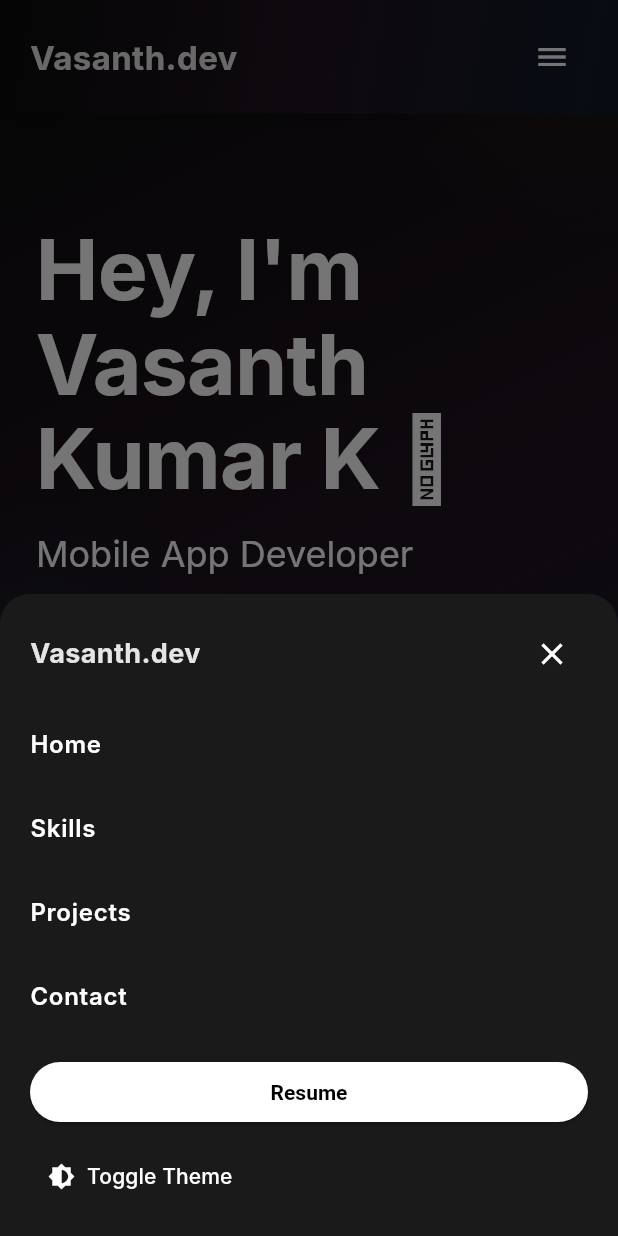
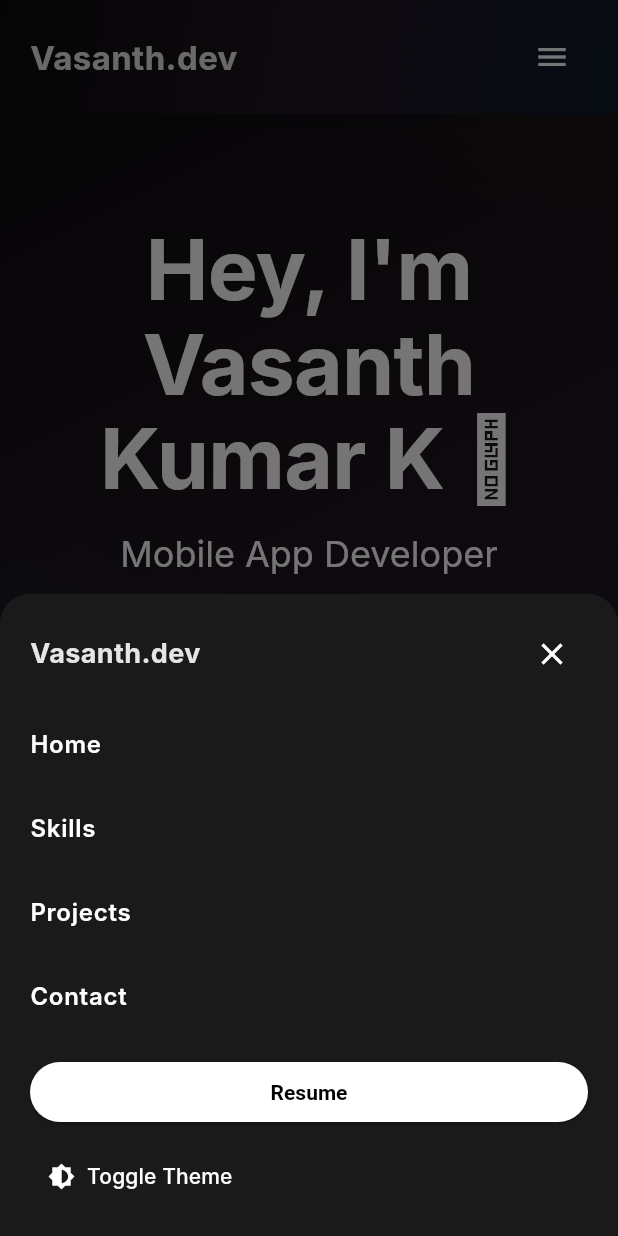
Before and after one commit to vasanthkumar17/vasanth_portfolio, a Flutter app: the screen it shows after launch, after a tap on the "menu" icon, on a phone screen of 412 x 824 dp. Run offline on Flutter 3.47's test engine with Material 3 defaults, Android fonts, the phone set to English and light mode, and no system bars; drawn by our look-alikes of flutter_animate; our stand-ins replace web; Roboto replaces fonts that are missing (Inter).

Commit message:
feat: center home and contact sections

```diff
--- a/lib/sections/contact_section.dart
+++ b/lib/sections/contact_section.dart
@@ -42,19 +42,23 @@ class _ContactSectionState extends State<ContactSection> {
           vertical: isMobile ? 60 : 80,
         ),
         child: Column(
-          crossAxisAlignment: CrossAxisAlignment.start,
+          crossAxisAlignment: CrossAxisAlignment.center,
           children: [
             Text(
               AppStrings.contactTitle,
               style: Theme.of(context).textTheme.displaySmall,
+              textAlign: TextAlign.center,
             ).animate().fadeIn(duration: 500.ms).slideY(begin: 0.2, end: 0.0),
             const SizedBox(height: 10),
-            Container(
-                  width: 56,
-                  height: 3,
-                  decoration: BoxDecoration(
-                    color: accentColor,
-                    borderRadius: BorderRadius.circular(99),
+            Align(
+                  alignment: Alignment.center,
+                  child: Container(
+                    width: 56,
+                    height: 3,
+                    decoration: BoxDecoration(
+                      color: accentColor,
+                      borderRadius: BorderRadius.circular(99),
+                    ),
                   ),
                 )
                 .animate()
@@ -67,6 +71,7 @@ class _ContactSectionState extends State<ContactSection> {
                   Text(
                         AppStrings.contactIntro,
                         style: Theme.of(context).textTheme.bodyLarge,
+                        textAlign: TextAlign.center,
                       )
                       .animate()
                       .fadeIn(duration: 500.ms, delay: 120.ms)
@@ -74,6 +79,8 @@ class _ContactSectionState extends State<ContactSection> {
             ),
             const SizedBox(height: 28),
             Wrap(
+                  alignment: WrapAlignment.center,
+                  runAlignment: WrapAlignment.center,
                   spacing: 12,
                   runSpacing: 12,
                   children: [
--- a/lib/sections/experience_section.dart
+++ b/lib/sections/experience_section.dart
@@ -21,23 +21,24 @@ class ExperienceSection extends StatelessWidget {
           horizontal: isMobile ? 24 : 48,
           vertical: isMobile ? 60 : 80,
         ),
-        child: Align(
-          alignment: Alignment.centerLeft,
         child: Column(
-            crossAxisAlignment: CrossAxisAlignment.start,
+          crossAxisAlignment: CrossAxisAlignment.center,
           children: [
             Text(
               AppStrings.sectionCoreCompetencies,
               style: Theme.of(context).textTheme.displaySmall,
-                textAlign: TextAlign.start,
+              textAlign: TextAlign.center,
             ).animate().fadeIn(duration: 500.ms).slideY(begin: 0.2, end: 0.0),
             const SizedBox(height: 10),
-              Container(
+            Align(
+                  alignment: Alignment.center,
+                  child: Container(
                     width: 56,
                     height: 3,
                     decoration: BoxDecoration(
                       color: accentColor,
                       borderRadius: BorderRadius.circular(99),
+                    ),
                   ),
                 )
                 .animate()
@@ -50,7 +51,7 @@ class ExperienceSection extends StatelessWidget {
                   Text(
                         AppStrings.sectionCoreCompetenciesIntro,
                         style: Theme.of(context).textTheme.bodyLarge,
-                          textAlign: TextAlign.start,
+                        textAlign: TextAlign.center,
                       )
                       .animate()
                       .fadeIn(duration: 500.ms, delay: 120.ms)
@@ -71,7 +72,6 @@ class ExperienceSection extends StatelessWidget {
           ],
         ),
       ),
-      ),
     );
   }
 
@@ -81,7 +81,7 @@ class ExperienceSection extends StatelessWidget {
     List<String> tools,
   ) {
     return Column(
-      crossAxisAlignment: CrossAxisAlignment.start,
+      crossAxisAlignment: CrossAxisAlignment.center,
       children: [
         Text(
           category,
@@ -91,8 +91,8 @@ class ExperienceSection extends StatelessWidget {
         ),
         const SizedBox(height: 12),
         Wrap(
-          alignment: WrapAlignment.start,
-          runAlignment: WrapAlignment.start,
+          alignment: WrapAlignment.center,
+          runAlignment: WrapAlignment.center,
           spacing: 12,
           runSpacing: 12,
           children: tools
--- a/lib/sections/hero_section.dart
+++ b/lib/sections/hero_section.dart
@@ -89,10 +89,11 @@ class _HeroContent extends StatelessWidget {
   @override
   Widget build(BuildContext context) {
     return Column(
-      crossAxisAlignment: CrossAxisAlignment.start,
+      crossAxisAlignment: CrossAxisAlignment.center,
       mainAxisAlignment: MainAxisAlignment.start,
       children: [
         RichText(
+          textAlign: TextAlign.center,
           text: TextSpan(
             children: [
               TextSpan(
@@ -112,18 +113,21 @@ class _HeroContent extends StatelessWidget {
               style: Theme.of(
                 context,
               ).textTheme.headlineSmall?.copyWith(fontWeight: FontWeight.w400),
-              textAlign: TextAlign.start,
+              textAlign: TextAlign.center,
             )
             .animate()
             .fadeIn(duration: 600.ms, delay: 120.ms)
             .slideY(begin: 0.2, end: 0.0),
         const SizedBox(height: 14),
-        Container(
-              width: 56,
-              height: 3,
-              decoration: BoxDecoration(
-                color: accentColor,
-                borderRadius: BorderRadius.circular(99),
+        Align(
+              alignment: Alignment.center,
+              child: Container(
+                width: 56,
+                height: 3,
+                decoration: BoxDecoration(
+                  color: accentColor,
+                  borderRadius: BorderRadius.circular(99),
+                ),
               ),
             )
             .animate()
@@ -138,7 +142,7 @@ class _HeroContent extends StatelessWidget {
                     style: Theme.of(
                       context,
                     ).textTheme.bodyLarge?.copyWith(height: 1.6),
-                    textAlign: TextAlign.start,
+                    textAlign: TextAlign.center,
                   )
                   .animate()
                   .fadeIn(duration: 600.ms, delay: 240.ms)
@@ -146,6 +150,8 @@ class _HeroContent extends StatelessWidget {
         ),
         const SizedBox(height: 40),
         Wrap(
+              alignment: WrapAlignment.center,
+              runAlignment: WrapAlignment.center,
               spacing: 16,
               runSpacing: 12,
               children: [
```
Lines whose indentation alone changed are shown as unchanged.
